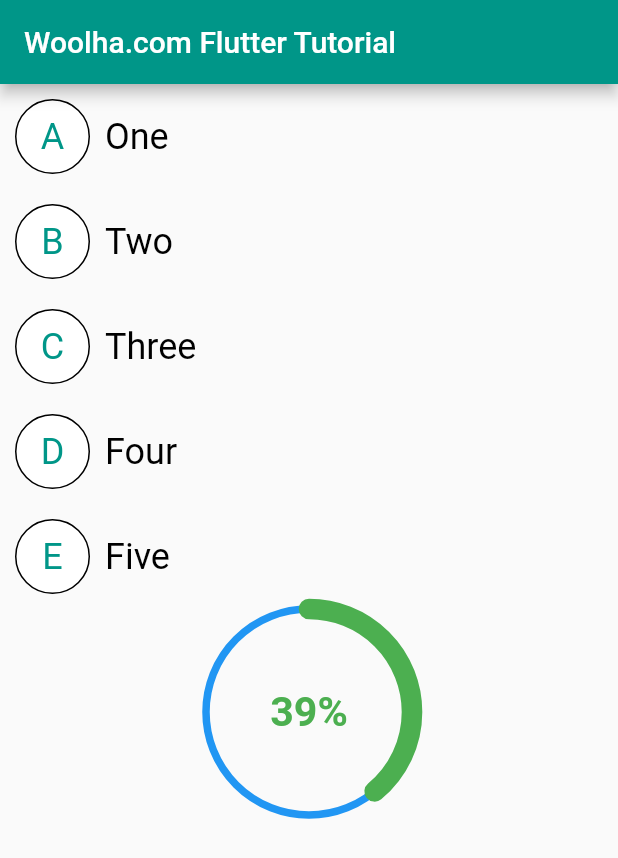
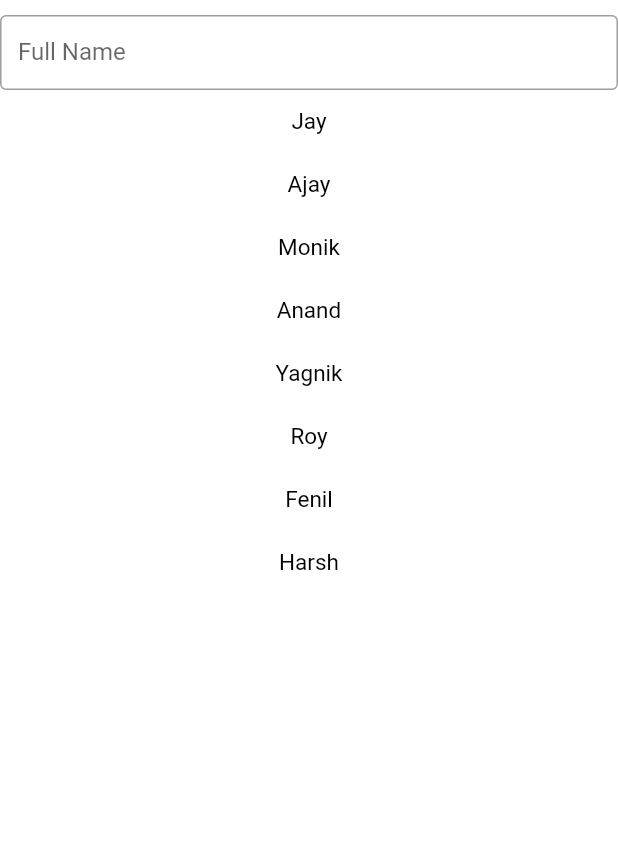
Before and after one commit to fenil3334/application-design-demo, a Flutter app: the screen it shows after launch, on a phone screen of 412 x 824 dp. Shown: the top 858 px of the screen. Run offline on Flutter 3.47's test engine with Material 2 defaults, Android fonts, the phone set to English and light mode, and no system bars; our stand-ins replace connectivity_plus, dio, email_validator, flutter_bloc, get, google_maps_flutter and 5 more; accounts and stored records are empty.

Commit message:
# 23_05 Commit

```diff
--- /dev/null
+++ b/lib/controlers/listview_searchview_controler.dart
@@ -0,0 +1,42 @@
+import 'package:application_design_demo/datamodel/list_model.dart';
+import 'package:get/get.dart';
+
+class ListviewSearchviewControler extends GetxController{
+  RxList<ListModel> listTemp=RxList<ListModel>([]);
+  RxList<ListModel> list=RxList<ListModel>([]);
+
+
+  @override
+  void onInit() {
+    super.onInit();
+
+    getData();
+  }
+
+
+  getData(){
+    listTemp.add(ListModel('Jay', false));
+    listTemp.add(ListModel('Ajay', false));
+    listTemp.add(ListModel('Monik', false));
+    listTemp.add(ListModel('Anand', false));
+    listTemp.add(ListModel('Yagnik', false));
+    listTemp.add(ListModel('Roy', false));
+    listTemp.add(ListModel('Fenil', false));
+    listTemp.add(ListModel('Harsh', false));
+
+    list.value = listTemp;
+  }
+
+
+  productNameSearch(String name) {
+    if (name.isEmpty) {
+      list.value = listTemp;
+    } else {
+//Search must be tempList using
+      list.value = listTemp
+          .where((element) =>
+          element.name.toLowerCase().contains(name.toLowerCase()))
+          .toList();
+    }
+  }
+}
--- /dev/null
+++ b/lib/datamodel/list_model.dart
@@ -0,0 +1,6 @@
+class ListModel{
+  String name;
+  bool isFav;
+
+  ListModel(this.name, this.isFav);
+}
--- a/lib/main.dart
+++ b/lib/main.dart
@@ -3,8 +3,10 @@ import 'package:application_design_demo/connectivityBloc/InternetCubit.dart';
 import 'package:application_design_demo/controlers/adapter.dart';
 import 'package:application_design_demo/datamodel/person_model.dart';
 import 'package:application_design_demo/screens/custom_radio_button.dart';
+import 'package:application_design_demo/screens/listview_searchview.dart';
 import 'package:application_design_demo/screens/otp_screen.dart';
 import 'package:application_design_demo/screens/splashscreen.dart';
+import 'package:application_design_demo/screens/tab/tab_layout_screen.dart';
 import 'package:connectivity_plus/connectivity_plus.dart';
 import 'package:flutter/material.dart';
 import 'package:flutter_bloc/flutter_bloc.dart';
@@ -34,7 +36,7 @@ class HomePage extends StatelessWidget {
           theme: ThemeData(
             primaryColor: Colors.blue
           ),
-          home:  CustomRadioExample(),
+          home:  ListviewSearchview(),
         ),
     );
   }
--- /dev/null
+++ b/lib/screens/listview_searchview.dart
@@ -0,0 +1,56 @@
+import 'package:application_design_demo/controlers/listview_searchview_controler.dart';
+import 'package:application_design_demo/res/color.dart';
+import 'package:flutter/material.dart';
+import 'package:get/get.dart';
+
+class ListviewSearchview extends StatelessWidget {
+  ListviewSearchview({Key? key}) : super(key: key);
+
+  ListviewSearchviewControler controler=Get.put(ListviewSearchviewControler());
+
+  @override
+  Widget build(BuildContext context) {
+    return Material(
+      child: SafeArea(
+        child: Container(
+          color: AppColor.white,
+          child: Column(
+            children: [
+              Container(
+                margin: EdgeInsets.only(top: 10),
+                height: 50,
+                child: TextField(
+                  decoration: InputDecoration(
+                    border: OutlineInputBorder(),
+                    labelText: 'Full Name',
+                  ),
+                  onChanged: (text) {
+                   controler.productNameSearch(text);
+                  },
+
+                ),
+              ),
+
+              Expanded(child: Container(
+                child: Obx((){
+                  return ListView.builder(
+                    shrinkWrap: true,
+                      itemCount: controler.list.length,
+                      itemBuilder: (context,i){
+                      return Container(
+                        height: 42,
+                        child: Center(
+                          child: Text(controler.list[i].name,style: TextStyle(color: Colors.black,fontSize: 15),),
+                        ),
+                      );
+                      }
+                  );
+                }),
+              ))
+            ],
+          ),
+        ),
+      ),
+    );
+  }
+}
```
Also changed, not shown: lib/screens/tab/tab_1.dart (added, +18 -0 lines), lib/screens/tab/tab_layout_screen.dart (added, +83 -0 lines).
